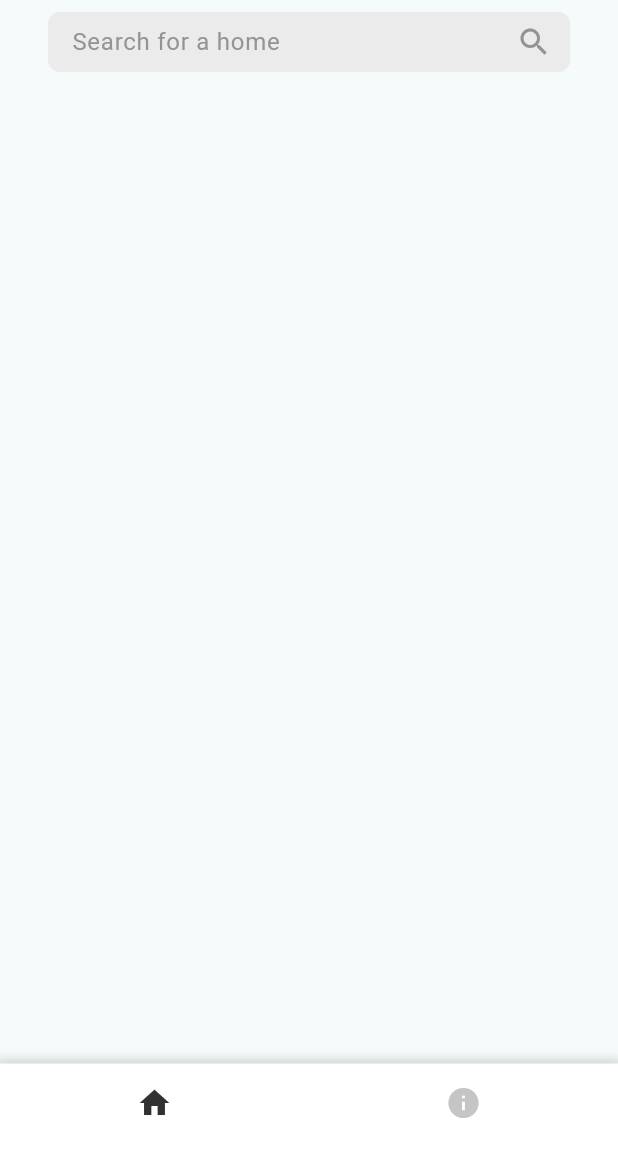
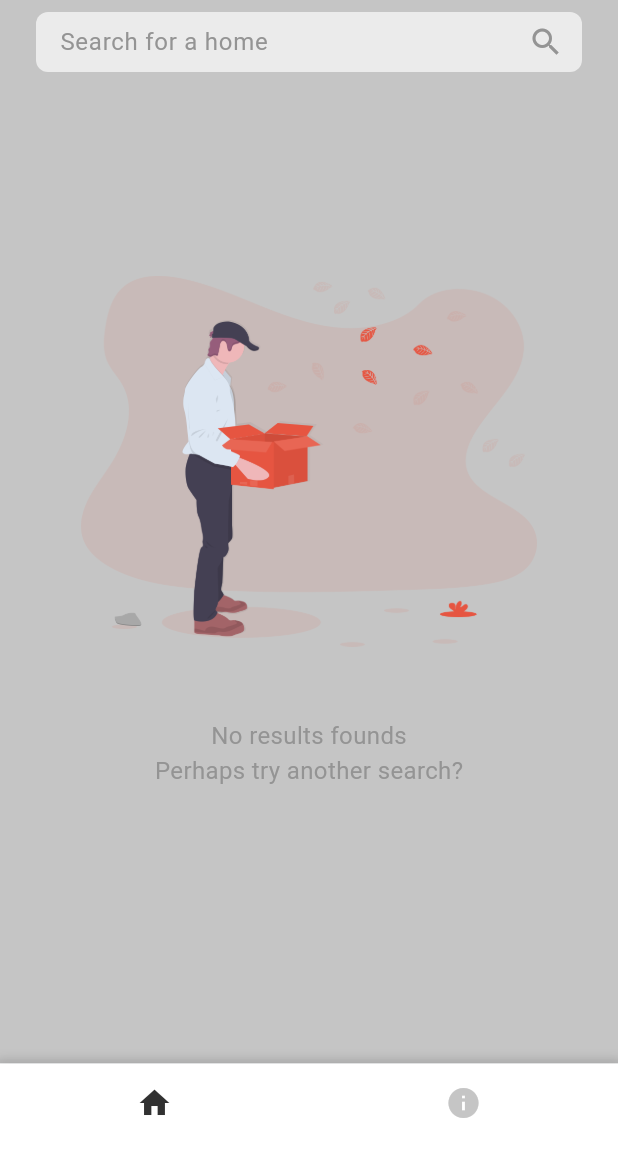
Before and after one commit to tennet0505/real_estate_app, a Flutter app: the screen it shows after launch, on a phone screen of 412 x 824 dp, the part 84-1236 px from its top. Run offline on Flutter 3.47's test engine with Material 3 defaults, Android fonts, the phone set to English and light mode, and no system bars; network calls fail.

Commit message:
search empty state

```diff
--- a/lib/Theme/app_images.dart
+++ b/lib/Theme/app_images.dart
@@ -10,4 +10,6 @@ abstract class AppImages {
   static const mapLayer = 'images/ic_map_layer.png';
   static const fire = 'images/ic_fire.png';
   static const arrow = 'images/ic_arrow.png';
+  static const location = 'images/ic_location.png';
+  static const emptyState = 'images/search_state_empty.png';
 }
--- /dev/null
+++ b/lib/main_page/empty_state_widget.dart
@@ -0,0 +1,30 @@
+import 'package:flutter/material.dart';
+import 'package:real_estate_app/Theme/app_color.dart';
+import 'package:real_estate_app/Theme/app_images.dart';
+
+class EmptyStateWidget extends StatelessWidget {
+  const EmptyStateWidget({super.key});
+
+  @override
+  Widget build(BuildContext context) {
+    return Container(
+      color: AppColor.lightColor,
+      child: Center(
+          child: Padding(
+            padding: const EdgeInsets.only(left: 54, right: 54),
+            child: Column(
+                    mainAxisAlignment: MainAxisAlignment.center, // Centers items vertically
+                    crossAxisAlignment: CrossAxisAlignment.center, // C
+                    children: [
+            Image.asset(AppImages.emptyState),
+            const SizedBox(height: 48),
+            const Text('No results founds',
+                style: TextStyle(fontSize: 16, color: AppColor.mediumColor)),
+            const Text('Perhaps try another search?',
+                style: TextStyle(fontSize: 16, color: AppColor.mediumColor)),
+                    ],
+                  ),
+          )),
+    );
+  }
+}
--- a/lib/main_screen.dart
+++ b/lib/main_screen.dart
@@ -1,7 +1,7 @@
 import 'package:flutter/material.dart';
 import 'package:real_estate_app/Theme/app_color.dart';
 import 'package:real_estate_app/about_page.dart';
-import 'package:real_estate_app/main_page.dart';
+import 'package:real_estate_app/main_page/main_page.dart';
 
 class MyHomePage extends StatefulWidget {
   const MyHomePage({super.key});
--- a/pubspec.yaml
+++ b/pubspec.yaml
@@ -73,6 +73,8 @@ flutter:
     - images/ic_map_layer.png
     - images/ic_fire.png
     - images/ic_arrow.png
+    - images/ic_location.png
+    - images/search_state_empty.png
 
   # An image asset can refer to one or more resolution-specific "variants", see
   # https://flutter.dev/assets-and-images/#resolution-aware
```
Also changed, not shown: lib/main_page/main_page.dart (renamed from lib/main_page.dart, +95 -56 lines), images/search_state_empty.png (added).
